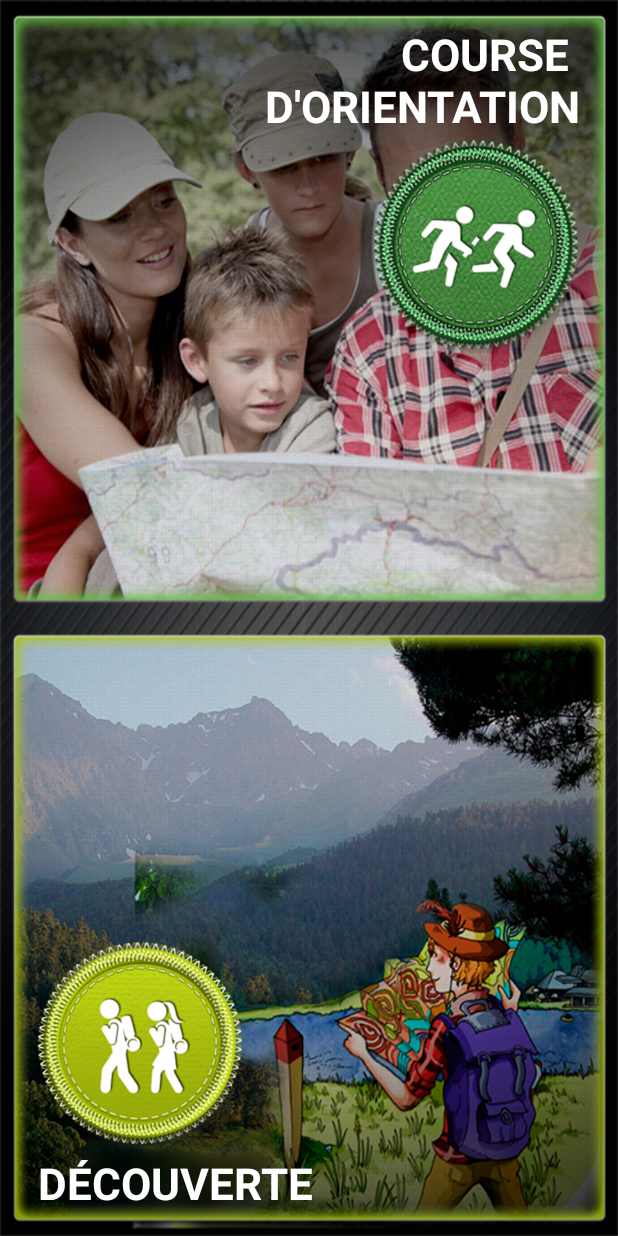
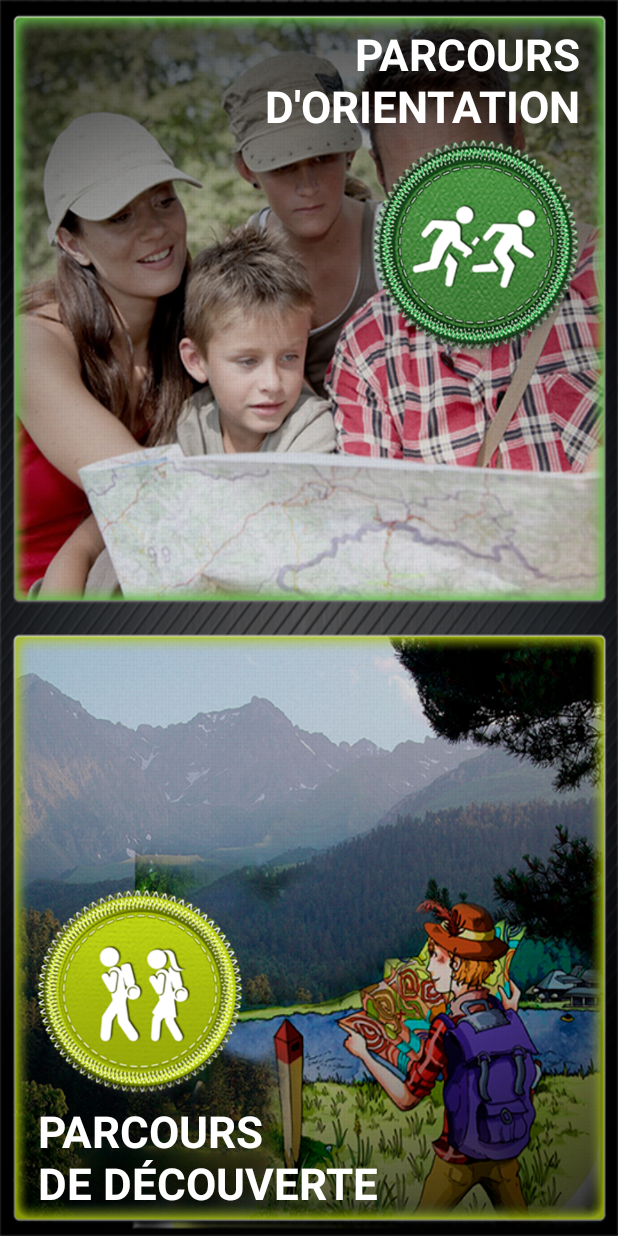
Before and after one commit to cesarlapuente/PAYOLLE_APP, an Android app: the screen it shows after launch (HomeActivity), on a phone screen of 412 x 824 dp. Run offline under Robolectric (Android 15) with nearby library versions, the phone set to English and light mode, and no system bars; libraries missing offline, so code that uses them is left out: com.esri.core, com.nostra13.universalimageloader; 3 statements that could not run were skipped.

Commit message:
- Quick fix with POIdetail crash caused by OOM Image and some text ajustment

```diff
--- a/app/src/main/AndroidManifest.xml
+++ b/app/src/main/AndroidManifest.xml
@@ -53,6 +53,7 @@
         android:allowBackup="true"
         android:hardwareAccelerated="true"
         android:icon="@mipmap/ic_launcher"
+        android:largeHeap="true"
         android:theme="@style/AppTheme">
         <activity
             android:name=".mod_home.SplashActivity"
--- a/app/src/main/res/layout/activity_feed_route_balise.xml
+++ b/app/src/main/res/layout/activity_feed_route_balise.xml
@@ -38,7 +38,8 @@
             android:layout_gravity="center_vertical"
             android:gravity="center"
             android:textColor="#FFFFFF"
-            android:textSize="20sp"
+            android:maxLines="3"
+            android:textSize="17sp"
             android:textStyle="bold"
             android:textAllCaps="true">
         </TextView>
--- a/app/src/main/res/layout/activity_feed_route_details.xml
+++ b/app/src/main/res/layout/activity_feed_route_details.xml
@@ -40,7 +40,8 @@
             android:layout_gravity="center_vertical"
             android:gravity="center"
             android:textColor="#FFFFFF"
-            android:textSize="20sp"
+            android:maxLines="3"
+            android:textSize="17sp"
             android:textStyle="bold"
             android:textAllCaps="true">
         </TextView>
--- a/app/src/main/res/layout/activity_feed_route_details_decouverte.xml
+++ b/app/src/main/res/layout/activity_feed_route_details_decouverte.xml
@@ -40,7 +40,8 @@
             android:layout_gravity="center_vertical"
             android:gravity="center"
             android:textColor="#FFFFFF"
-            android:textSize="20sp"
+            android:maxLines="3"
+            android:textSize="17sp"
             android:textStyle="bold"
             android:textAllCaps="true">
         </TextView>
--- a/app/src/main/res/layout/feed_activity_poi_details.xml
+++ b/app/src/main/res/layout/feed_activity_poi_details.xml
@@ -66,7 +66,7 @@
 
             <ImageView
                 android:id="@+id/main_image"
-                android:src="@drawable/poi_default_vlq"
+                android:src="@drawable/poi_default_vlq_resized"
                 android:layout_width="match_parent"
                 android:layout_height="match_parent"
                 android:scaleType="centerCrop"
--- a/app/src/main/res/values/strings.xml
+++ b/app/src/main/res/values/strings.xml
@@ -416,8 +416,8 @@
 
 
     <!--New layout-->
-    <string name="mod_home__btn_orientation">Course \nd\'orientation</string>
-    <string name="mod_home__btn_discover">Découverte</string>
+    <string name="mod_home__btn_orientation">Parcours\nd\'orientation</string>
+    <string name="mod_home__btn_discover">Parcours\nde découverte</string>
 
     <string name="mod_discover__txt_info">Metuentes igitur idem latrones Lycaoniam magna parte campestrem cum se inpares nostris fore congressione stataria documentis frequentibus scirent, tramitibus deviis petivere Pamphyliam diu quidem intactam sed timore populationum et caedium, milite per omnia diffuso propinqua, magnis undique praesidiis conmunitam.
 
```
Also changed, not shown: app/src/main/res/drawable/poi_default_vlq_resized.png (added).
